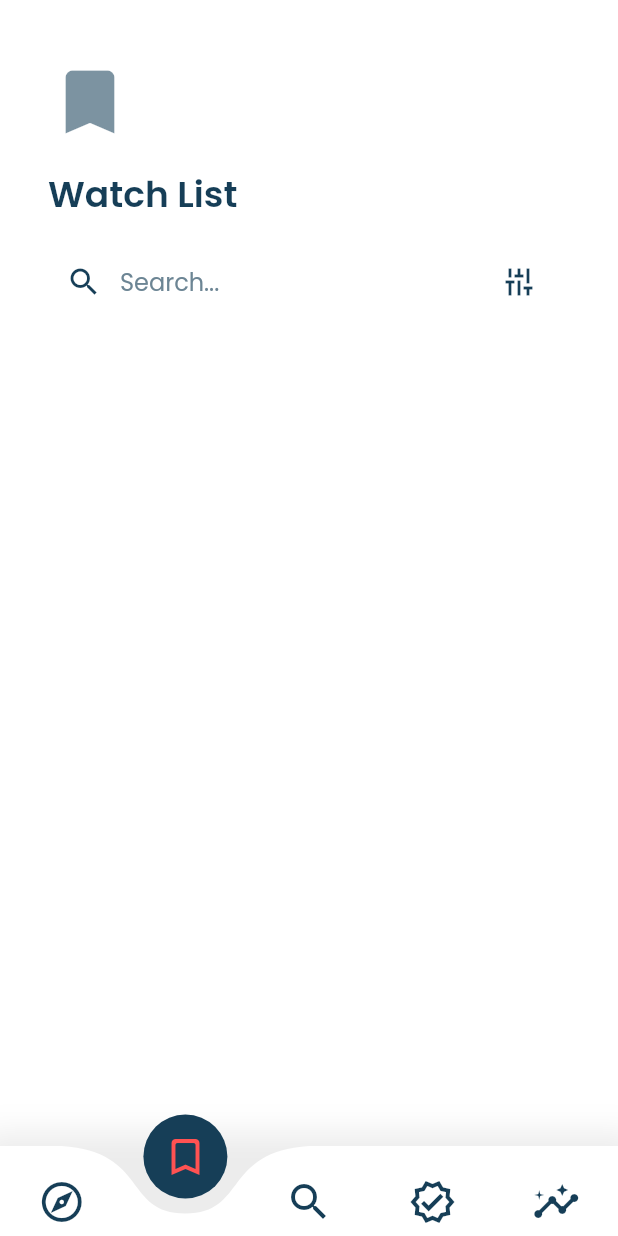
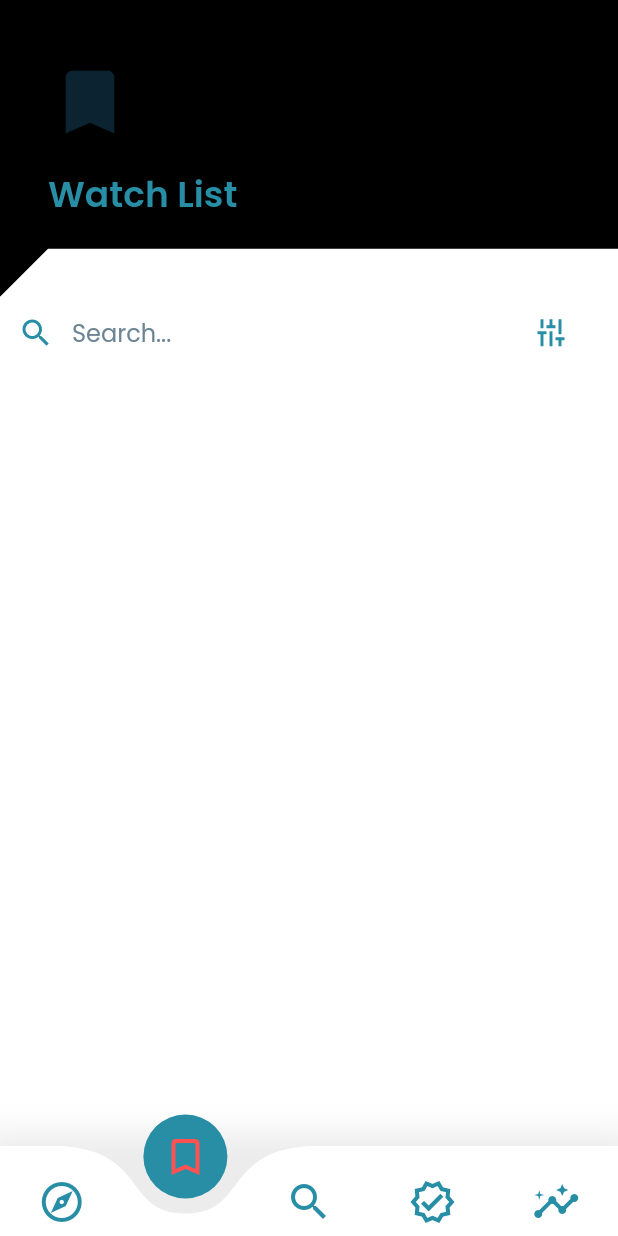
Before and after one commit to ItsTheKayBee/BigPicture, a Flutter app: the screen it shows after launch, item 2 of the bottom bar chosen, on a phone screen of 412 x 824 dp. Run offline on Flutter 3.47's test engine with Material 2 defaults, Android fonts, the phone set to English and light mode, and no system bars; drawn by our look-alikes of curved_navigation_bar; our stand-ins replace cached_network_image; missing offline and left inert: country_codes; network calls fail.

Commit message:
Changed the UI of the home screen

```diff
--- a/lib/constants/styles.dart
+++ b/lib/constants/styles.dart
@@ -4,12 +4,12 @@ import 'package:flutter/material.dart';
 ThemeData themeData = ThemeData(
   accentColor: accentColor,
   //colors scheme
-  primarySwatch: primarySwatch,
+  primarySwatch: Colors.grey,
 
   // Custom text selection colors
   textSelectionTheme: TextSelectionThemeData(
     cursorColor: fontColorDark,
-    selectionColor: primaryColor,
+    // selectionColor: primaryColor,
     selectionHandleColor: fontColorDark,
   ),
 
@@ -35,13 +35,12 @@ ThemeData themeData = ThemeData(
 );
 
 //colors
-const Color primaryColor = Color(0xffafcdc9);
-const Color accentColor = Color(0xff70bba3);
-const Color secondaryColor = Color(0xff8db3ae);
+const Color primaryColor = Color(0xff278ea5);
+const Color accentColor = Color(0xff21e6c1);
 
 const Color unfocussedColor = Color(0xaf8db3ae);
 
-const Color fontColorDark = Color(0xff163e57);
+const Color fontColorDark = primaryColor;
 const Color fontColorLight = Color(0xff6c8594);
 
 const Color textFieldFilledColor = Color(0x55ffffff);
@@ -57,22 +56,6 @@ Color greenIconColor = Colors.greenAccent.shade200;
 Color blueIconColor = Colors.lightBlueAccent.shade200;
 Color redIconColor = Colors.redAccent.shade200;
 Color purpleIconColor = Colors.pinkAccent.shade100;
-
-MaterialColor primarySwatch = MaterialColor(
-  0xFFAFCDC9,
-  <int, Color>{
-    50: Color(0xFFF5F9F9),
-    100: Color(0xFFE7F0EF),
-    200: Color(0xFFD7E6E4),
-    300: Color(0xFFC7DCD9),
-    400: Color(0xFFBBD5D1),
-    500: Color(0xFFAFCDC9),
-    600: Color(0xFFA8C8C3),
-    700: Color(0xFF9FC1BC),
-    800: Color(0xFF96BAB5),
-    900: Color(0xFF86AEA9),
-  },
-);
 
 ///styles
 // text styles
@@ -210,9 +193,3 @@ const double size5 = 20.0;
 const double size6 = 24.0;
 const double size7 = 28.0;
 const double size8 = 32.0;
-
-const headerPadding = EdgeInsets.only(
-  top: size8 + size2,
-  left: size8,
-  right: size8,
-);
--- a/lib/main.dart
+++ b/lib/main.dart
@@ -15,16 +15,10 @@ class MainApp extends StatelessWidget {
       DeviceOrientation.portraitDown,
     ]);
 
-    SystemChrome.setSystemUIOverlayStyle(
-      SystemUiOverlayStyle(statusBarColor: secondaryColor),
-    );
-
     return MaterialApp(
       title: appName,
       theme: themeData,
-      home: SafeArea(
-        child: CurrentScreen(),
-      ),
+      home: CurrentScreen(),
     );
   }
 }
--- a/lib/screens/insights_screen.dart
+++ b/lib/screens/insights_screen.dart
@@ -7,7 +7,6 @@ class InsightsScreen extends StatelessWidget {
   @override
   Widget build(BuildContext context) {
     return Container(
-      margin: headerPadding,
       child: DefaultHeader(
         headingIcon: Icons.insights,
         headingTitle: insightsTitle,
--- a/lib/widgets/default_header.dart
+++ b/lib/widgets/default_header.dart
@@ -8,7 +8,19 @@ class DefaultHeader extends StatelessWidget {
   DefaultHeader({required this.headingIcon, required this.headingTitle});
   @override
   Widget build(BuildContext context) {
-    return Column(
+    final Size size = MediaQuery.of(context).size;
+    return ClipPath(
+      clipper: HeaderClipper(),
+      child: Container(
+        color: Colors.black,
+        height: size.height * 0.24,
+        child: Padding(
+          padding: EdgeInsets.only(
+            top: size8 + size2,
+            left: size8,
+            right: size8,
+          ),
+          child: Column(
             crossAxisAlignment: CrossAxisAlignment.stretch,
             children: [
               Align(
@@ -30,6 +42,25 @@ class DefaultHeader extends StatelessWidget {
                 ),
               ),
             ],
+          ),
+        ),
+      ),
     );
   }
 }
+
+class HeaderClipper extends CustomClipper<Path> {
+  static const double offset = 32;
+  @override
+  Path getClip(Size size) {
+    return Path()
+      ..lineTo(0, size.height)
+      ..lineTo(offset, size.height - offset)
+      ..lineTo(size.width, size.height - offset)
+      ..lineTo(size.width, 0)
+      ..close();
+  }
+
+  @override
+  bool shouldReclip(covariant CustomClipper<Path> oldClipper) => false;
+}
--- a/lib/widgets/movie_preview.dart
+++ b/lib/widgets/movie_preview.dart
@@ -160,7 +160,6 @@ class _MoviePreviewState extends State<MoviePreview> {
                     return Text('Error');
                   }
                 default:
-                  print("default");
                   return Text('default');
               }
             },
--- a/lib/widgets/movies_list_layout.dart
+++ b/lib/widgets/movies_list_layout.dart
@@ -24,30 +24,17 @@ class MoviesListLayout extends StatefulWidget {
 
 class _MoviesListLayoutState extends State<MoviesListLayout> {
   SearchModel searchModel = SearchModel();
-  final searchController = TextEditingController();
   String searchQuery = '';
-
-  @override
-  void initState() {
-    super.initState();
-    searchController.addListener(onSearch);
-  }
 
   Future<List<MovieTile>> updateSearchResults() {
     return searchModel.getSearchResults(query: searchQuery);
   }
 
-  void onSearch() {
+  void onSearch(String query) {
     setState(() {
-      searchQuery = searchController.text;
+      searchQuery = query;
       updateSearchResults();
     });
-  }
-
-  @override
-  void dispose() {
-    searchController.dispose();
-    super.dispose();
   }
 
   @override
@@ -56,9 +43,7 @@ class _MoviesListLayoutState extends State<MoviesListLayout> {
       child: Column(
         mainAxisSize: MainAxisSize.min,
         children: [
-          Padding(
-            padding: headerPadding,
-            child: Column(
+          Column(
             children: [
               DefaultHeader(
                 headingIcon: widget.headingIcon,
@@ -70,7 +55,7 @@ class _MoviesListLayoutState extends State<MoviesListLayout> {
                     flex: 5,
                     child: TextFormField(
                       style: titleStyle,
-                        controller: searchController,
+                      onFieldSubmitted: onSearch,
                       textInputAction: TextInputAction.search,
                       decoration: InputDecoration(
                         prefixIcon: Icon(
@@ -98,15 +83,10 @@ class _MoviesListLayoutState extends State<MoviesListLayout> {
                   ),
                 ],
               ),
-                widget.isChoiceChipGroupPresent
-                    ? ChoiceChipGroup()
-                    : Container(),
+              if (widget.isChoiceChipGroupPresent) ChoiceChipGroup(),
             ],
           ),
-          ),
-          SizedBox(
-            height: size4,
-          ),
+          SizedBox(height: size4),
           Flexible(child: MoviesGridView(movieTiles: updateSearchResults())),
         ],
       ),
```
Also changed, not shown: lib/screens/home_screen.dart (+12 -8 lines), lib/widgets/movie_tile_item.dart (+0 -15 lines), lib/widgets/movies_scroll_view.dart (+9 -50 lines), lib/widgets/ratings_section.dart (+9 -12 lines). Lines whose indentation alone changed are shown as unchanged.
